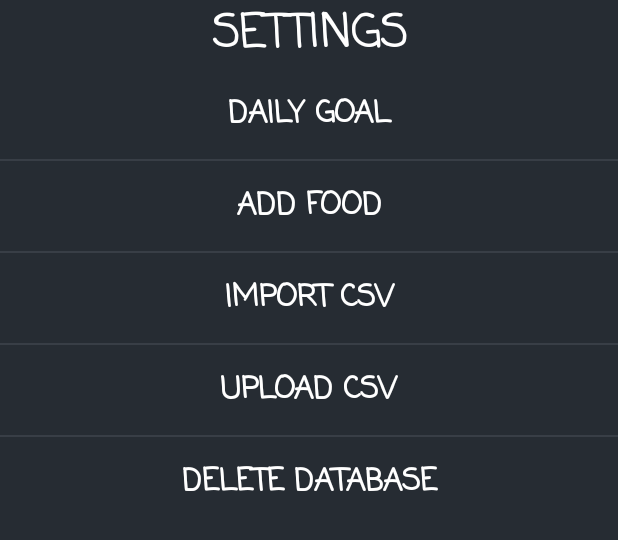
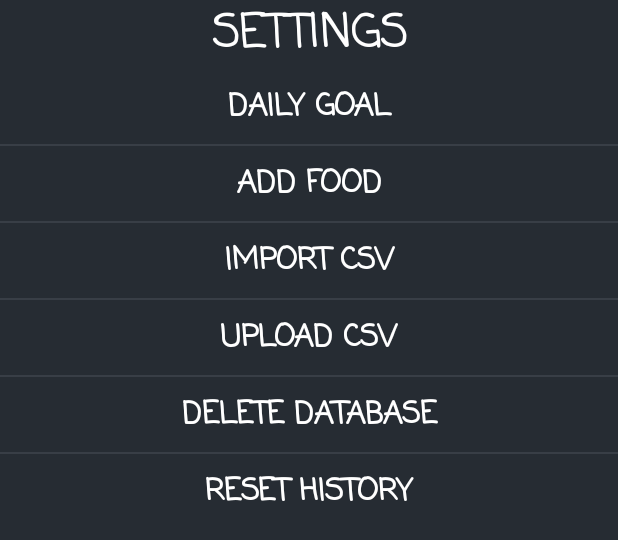
Before and after one commit to cubouyaka/Coach-Nutrition-Project, an Android app: the layout activity_all_settings_land.xml on its own in the app's theme, with its tools: preview values and no code run, on a phone screen of 412 x 824 dp. Shown: the top 540 px of the screen. Run offline under Robolectric (Android 15) with nearby library versions, the phone set to English and light mode, and no system bars.

Commit message:
delete history

```diff
--- a/app/src/main/res/layout/activity_all_settings_land.xml
+++ b/app/src/main/res/layout/activity_all_settings_land.xml
@@ -36,7 +36,7 @@
                 android:id="@+id/dailyGoal"
                 style="@style/Widget.AppCompat.Button.Borderless"
                 android:layout_width="match_parent"
-                android:layout_height="60dp"
+                android:layout_height="50dp"
                 android:backgroundTint="@color/colorButton"
                 android:fontFamily="casual"
                 android:onClick="onClickDailyGoal"
@@ -55,7 +55,7 @@
                 android:id="@+id/addFood"
                 style="@style/Widget.AppCompat.Button.Borderless"
                 android:layout_width="match_parent"
-                android:layout_height="60dp"
+                android:layout_height="50dp"
                 android:backgroundTint="@color/colorButton"
                 android:fontFamily="casual"
                 android:onClick="onClickAddFood"
@@ -74,7 +74,7 @@
                 android:id="@+id/importCSV"
                 style="@style/Widget.AppCompat.Button.Borderless"
                 android:layout_width="match_parent"
-                android:layout_height="60dp"
+                android:layout_height="50dp"
                 android:backgroundTint="@color/colorButton"
                 android:fontFamily="casual"
                 android:onClick="onClickImportCSV"
@@ -93,7 +93,7 @@
                 android:id="@+id/uploadCSV"
                 style="@style/Widget.AppCompat.Button.Borderless"
                 android:layout_width="match_parent"
-                android:layout_height="60dp"
+                android:layout_height="50dp"
                 android:backgroundTint="@color/colorButton"
                 android:fontFamily="casual"
                 android:onClick="onClickUploadCSV"
@@ -112,7 +112,7 @@
                 android:id="@+id/deleteDabase"
                 style="@style/Widget.AppCompat.Button.Borderless"
                 android:layout_width="match_parent"
-                android:layout_height="60dp"
+                android:layout_height="50dp"
                 android:backgroundTint="@color/colorButton"
                 android:fontFamily="casual"
                 android:onClick="onClickDeleteDatabase"
@@ -120,6 +120,24 @@
                 android:textColor="@android:color/background_light"
                 android:textSize="20sp"
                 android:textStyle="bold" />
+                        <LinearLayout
+                android:layout_width="match_parent"
+                android:layout_height="1dp"
+                android:background="@color/colorSpace"
+                android:orientation="vertical"></LinearLayout>
+
+            <Button
+                android:id="@+id/deleteHistory"
+                style="@style/Widget.AppCompat.Button.Borderless"
+                android:layout_width="match_parent"
+                android:layout_height="50dp"
+                android:backgroundTint="@color/colorButton"
+                android:fontFamily="casual"
+                android:onClick="onClickDeleteHistory"
+                android:text="@string/resetHistory"
+                android:textColor="@android:color/background_light"
+                android:textSize="20sp"
+                android:textStyle="bold" />
         </LinearLayout>
     </LinearLayout>
 </LinearLayout>
```
